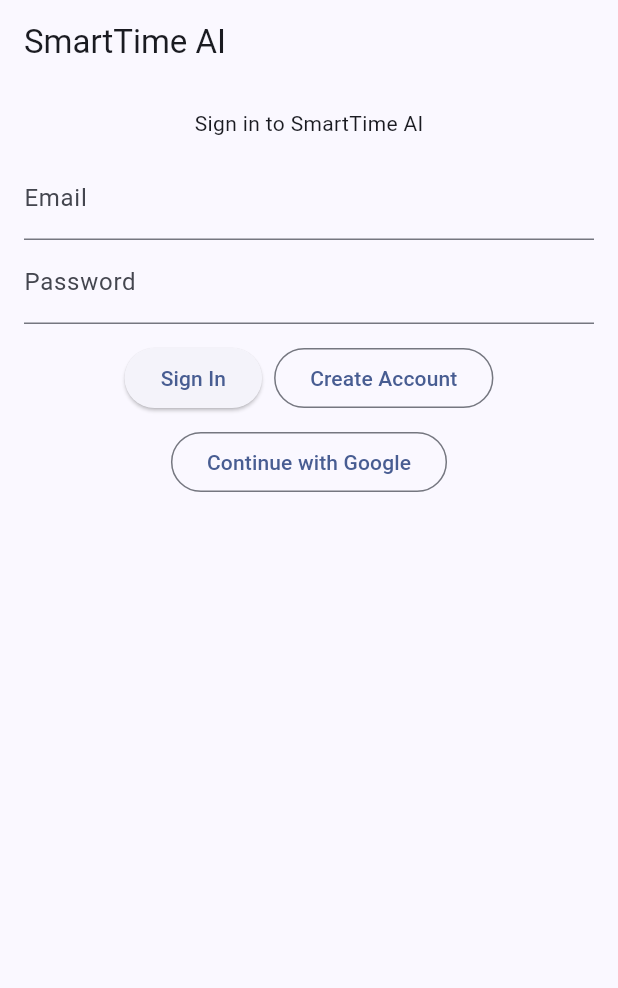
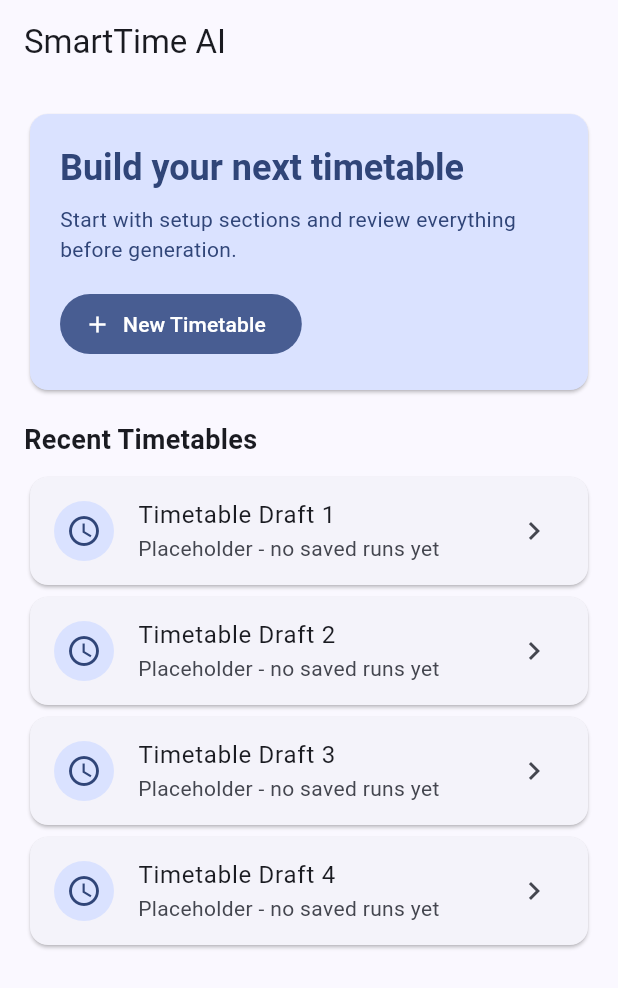
Before and after one commit to Abhishekchhetri020/smarttime-ai, a Flutter app: the screen it shows after launch, on a phone screen of 412 x 824 dp. Shown: the top 988 px of the screen. Run offline on Flutter 3.47's test engine with Material 3 defaults, Android fonts, the phone set to English and light mode, and no system bars; our stand-ins replace cloud_firestore, csv, drift, file_picker, firebase_auth, firebase_core and 4 more; missing offline and left inert: excel; accounts and stored records are empty; generated files the repository leaves out were written again.

Commit message:
feat(ui): implement phase 1 dashboard and setup shell

```diff
--- /dev/null
+++ b/android-app/flutter_app/lib/features/admin/timetable_dashboard_screen.dart
@@ -0,0 +1,101 @@
+import 'package:flutter/material.dart';
+
+import 'timetable_setup_shell.dart';
+
+class TimetableDashboardScreen extends StatelessWidget {
+  const TimetableDashboardScreen({super.key});
+
+  @override
+  Widget build(BuildContext context) {
+    return Scaffold(
+      appBar: AppBar(title: const Text('SmartTime AI')),
+      body: CustomScrollView(
+        slivers: [
+          SliverPadding(
+            padding: const EdgeInsets.fromLTRB(16, 16, 16, 8),
+            sliver: SliverToBoxAdapter(
+              child: _HeroCard(
+                onCreate: () {
+                  Navigator.of(context).push(
+                    MaterialPageRoute<void>(
+                      builder: (_) => const TimetableSetupShell(),
+                    ),
+                  );
+                },
+              ),
+            ),
+          ),
+          const SliverPadding(
+            padding: EdgeInsets.fromLTRB(16, 8, 16, 8),
+            sliver: SliverToBoxAdapter(
+              child: Text(
+                'Recent Timetables',
+                style: TextStyle(fontSize: 18, fontWeight: FontWeight.w600),
+              ),
+            ),
+          ),
+          SliverPadding(
+            padding: const EdgeInsets.fromLTRB(16, 0, 16, 24),
+            sliver: SliverList.builder(
+              itemCount: 4,
+              itemBuilder: (context, index) {
+                return Card(
+                  child: ListTile(
+                    leading: const CircleAvatar(child: Icon(Icons.schedule)),
+                    title: Text('Timetable Draft ${index + 1}'),
+                    subtitle: const Text('Placeholder - no saved runs yet'),
+                    trailing: const Icon(Icons.chevron_right),
+                    onTap: () {},
+                  ),
+                );
+              },
+            ),
+          ),
+        ],
+      ),
+    );
+  }
+}
+
+class _HeroCard extends StatelessWidget {
+  const _HeroCard({required this.onCreate});
+
+  final VoidCallback onCreate;
+
+  @override
+  Widget build(BuildContext context) {
+    final ColorScheme scheme = Theme.of(context).colorScheme;
+
+    return Card(
+      color: scheme.primaryContainer,
+      child: Padding(
+        padding: const EdgeInsets.all(20),
+        child: Column(
+          crossAxisAlignment: CrossAxisAlignment.start,
+          children: [
+            Text(
+              'Build your next timetable',
+              style: Theme.of(context).textTheme.headlineSmall?.copyWith(
+                    color: scheme.onPrimaryContainer,
+                    fontWeight: FontWeight.w700,
+                  ),
+            ),
+            const SizedBox(height: 8),
+            Text(
+              'Start with setup sections and review everything before generation.',
+              style: Theme.of(context).textTheme.bodyMedium?.copyWith(
+                    color: scheme.onPrimaryContainer,
+                  ),
+            ),
+            const SizedBox(height: 16),
+            FilledButton.icon(
+              onPressed: onCreate,
+              icon: const Icon(Icons.add),
+              label: const Text('New Timetable'),
+            ),
+          ],
+        ),
+      ),
+    );
+  }
+}
--- a/android-app/flutter_app/lib/main.dart
+++ b/android-app/flutter_app/lib/main.dart
@@ -4,6 +4,7 @@
 
 import 'core/database.dart';
 import 'features/admin/planner_state.dart';
+import 'features/admin/timetable_dashboard_screen.dart';
 import 'features/auth/auth_gate.dart';
 
 final AppDatabase _db = AppDatabase();
@@ -26,7 +27,7 @@
           colorScheme: ColorScheme.fromSeed(seedColor: const Color(0xFF0B3D91)),
           useMaterial3: true,
         ),
-        home: const AppHomeScreen(),
+        home: const TimetableDashboardScreen(),
       ),
     );
   }
```
Also changed, not shown: android-app/flutter_app/lib/features/admin/timetable_setup_shell.dart (added, +222 -0 lines), android-app/flutter_app/lib/features/admin/widgets/setup_section_card.dart (added, +78 -0 lines).
